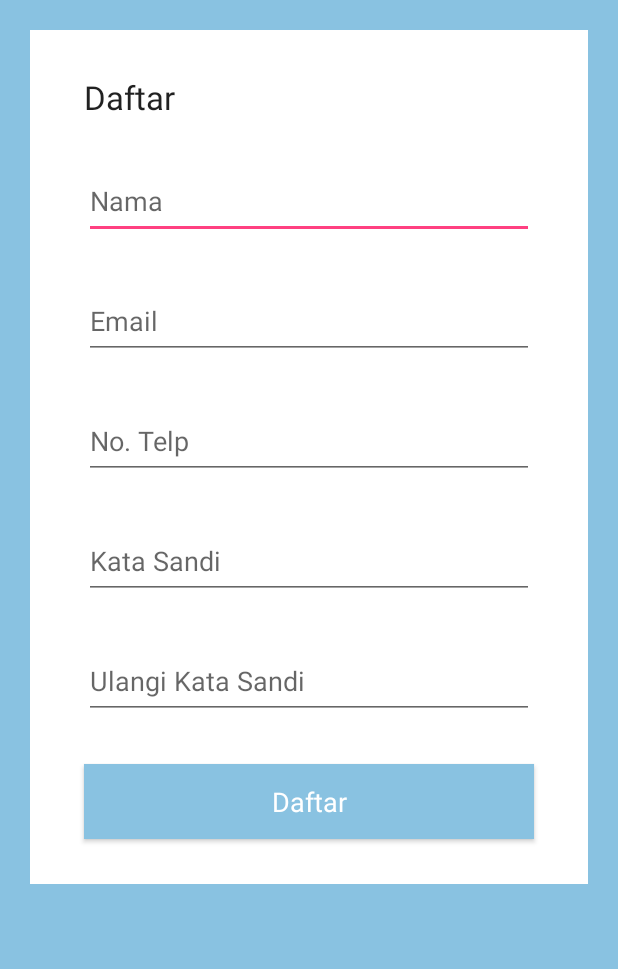
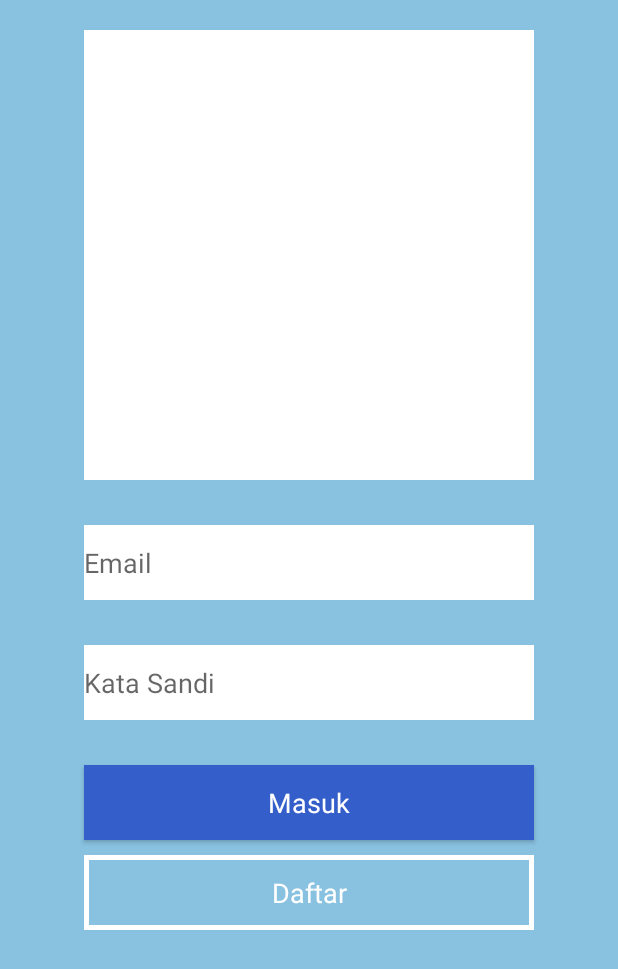
Before and after one commit to renaldysa18/D-loker, an Android app: the screen it shows after launch (SignUp before the commit, Login after it), on a phone screen of 412 x 824 dp. Shown: the top 969 px of the screen. Run offline under Robolectric (Android 15) with nearby library versions, the phone set to English and light mode, and no system bars.

Commit message:
layout login

```diff
--- a/app/src/main/AndroidManifest.xml
+++ b/app/src/main/AndroidManifest.xml
@@ -9,18 +9,22 @@
         android:roundIcon="@mipmap/ic_launcher_round"
         android:supportsRtl="true"
         android:theme="@style/AppTheme">
-        <activity android:name=".SignUp">
+        <activity android:name=".Login"
+            android:theme="@style/Theme.AppCompat.Light.NoActionBar"
+            >
             <intent-filter>
                 <action android:name="android.intent.action.MAIN" />
 
                 <category android:name="android.intent.category.LAUNCHER" />
             </intent-filter>
         </activity>
-        <activity android:name=".MainActivity"
+        <activity
+            android:name=".MainActivity"
+            android:theme="@style/AppTheme"
+            ></activity>
+        <activity android:name=".SignUp"
             android:theme="@style/Theme.AppCompat.Light.NoActionBar"
-            >
-
-        </activity>
+            ></activity>
     </application>
 
 </manifest>
--- /dev/null
+++ b/app/src/main/java/com/example/renaldysabdojatip/dloker/Login.java
@@ -0,0 +1,13 @@
+package com.example.renaldysabdojatip.dloker;
+
+import android.support.v7.app.AppCompatActivity;
+import android.os.Bundle;
+
+public class Login extends AppCompatActivity {
+
+    @Override
+    protected void onCreate(Bundle savedInstanceState) {
+        super.onCreate(savedInstanceState);
+        setContentView(R.layout.activity_login);
+    }
+}
--- /dev/null
+++ b/app/src/main/res/drawable/button_border.xml
@@ -0,0 +1,12 @@
+<?xml version="1.0" encoding="utf-8"?>
+<shape xmlns:android="http://schemas.android.com/apk/res/android"
+    android:shape="rectangle"
+    >
+    <solid android:color="@color/tranparant"/>
+
+    <stroke
+        android:width="3dp"
+        android:color="@color/white"/>
+
+
+</shape>
--- /dev/null
+++ b/app/src/main/res/layout/activity_login.xml
@@ -0,0 +1,68 @@
+<?xml version="1.0" encoding="utf-8"?>
+<RelativeLayout xmlns:android="http://schemas.android.com/apk/res/android"
+    xmlns:app="http://schemas.android.com/apk/res-auto"
+    xmlns:tools="http://schemas.android.com/tools"
+    android:layout_width="match_parent"
+    android:padding="@dimen/padding"
+    android:background="@color/backgroudn"
+    android:layout_height="match_parent"
+    tools:context=".Login">
+
+    <ScrollView
+        android:layout_width="match_parent"
+        android:layout_height="match_parent">
+
+        <LinearLayout
+            android:gravity="center_horizontal"
+            android:orientation="vertical"
+            android:layout_width="match_parent"
+            android:layout_height="match_parent">
+
+            <ImageView
+                android:background="@color/white"
+                android:layout_width="@dimen/logo_width"
+                android:layout_height="@dimen/logo_width" />
+
+            <EditText
+                android:id="@+id/email_login"
+                android:layout_marginTop="@dimen/top"
+                android:background="@color/white"
+                android:hint="@string/email"
+                android:layout_width="@dimen/edit_width"
+                android:layout_height="@dimen/edit_height" />
+
+            <EditText
+                android:background="@color/white"
+                android:layout_marginTop="@dimen/top"
+                android:hint="@string/password"
+                android:id="@+id/password_login"
+                android:layout_width="@dimen/edit_width"
+                android:layout_height="@dimen/edit_height" />
+
+            <Button
+                android:id="@+id/login_btn"
+                android:textColor="@color/white"
+                android:text="@string/login"
+                android:textAppearance="?android:textAppearanceMedium"
+                android:background="@color/darkBlur"
+                android:layout_marginTop="@dimen/top"
+                android:layout_width="@dimen/edit_width"
+                android:layout_height="@dimen/edit_height" />
+
+            <Button
+                android:layout_marginBottom="@dimen/top"
+                android:textColor="@color/white"
+                android:background="@drawable/button_border"
+                android:id="@+id/btn_to_singup"
+                android:textAppearance="?android:textAppearanceMedium"
+                android:text="@string/daftar"
+                android:layout_marginTop="10dp"
+                android:layout_width="@dimen/edit_width"
+                android:layout_height="@dimen/edit_height" />
+
+        </LinearLayout>
+
+    </ScrollView>
+
+
+</RelativeLayout>
--- a/app/src/main/res/layout/activity_sign_up.xml
+++ b/app/src/main/res/layout/activity_sign_up.xml
@@ -5,7 +5,7 @@
     android:layout_width="match_parent"
     android:layout_height="match_parent"
     android:background="@color/backgroudn"
-    android:padding="20dp"
+    android:padding="@dimen/padding"
     tools:context=".SignUp">
 
     <ScrollView
--- a/app/src/main/res/values/colors.xml
+++ b/app/src/main/res/values/colors.xml
@@ -6,4 +6,6 @@
 
     <color name="backgroudn">#89c2e1</color>
     <color name="white">#ffffff</color>
+    <color name="darkBlur">#345ec9</color>
+    <color name="tranparant">#00ffffff</color>
 </resources>
--- a/app/src/main/res/values/dimens.xml
+++ b/app/src/main/res/values/dimens.xml
@@ -7,4 +7,6 @@
     <dimen name="btn_width">150dp</dimen>
     <dimen name="btn_height">50dp</dimen>
     <dimen name="to_title">10dp</dimen>
+    <dimen name="padding">20dp</dimen>
+    <dimen name="logo_width">300dp</dimen>
 </resources>
--- a/app/src/main/res/values/strings.xml
+++ b/app/src/main/res/values/strings.xml
@@ -6,4 +6,5 @@
     <string name="notelp">No. Telp</string>
     <string name="password">Kata Sandi</string>
     <string name="retype_password">Ulangi Kata Sandi</string>
+    <string name="login">Masuk</string>
 </resources>
```
